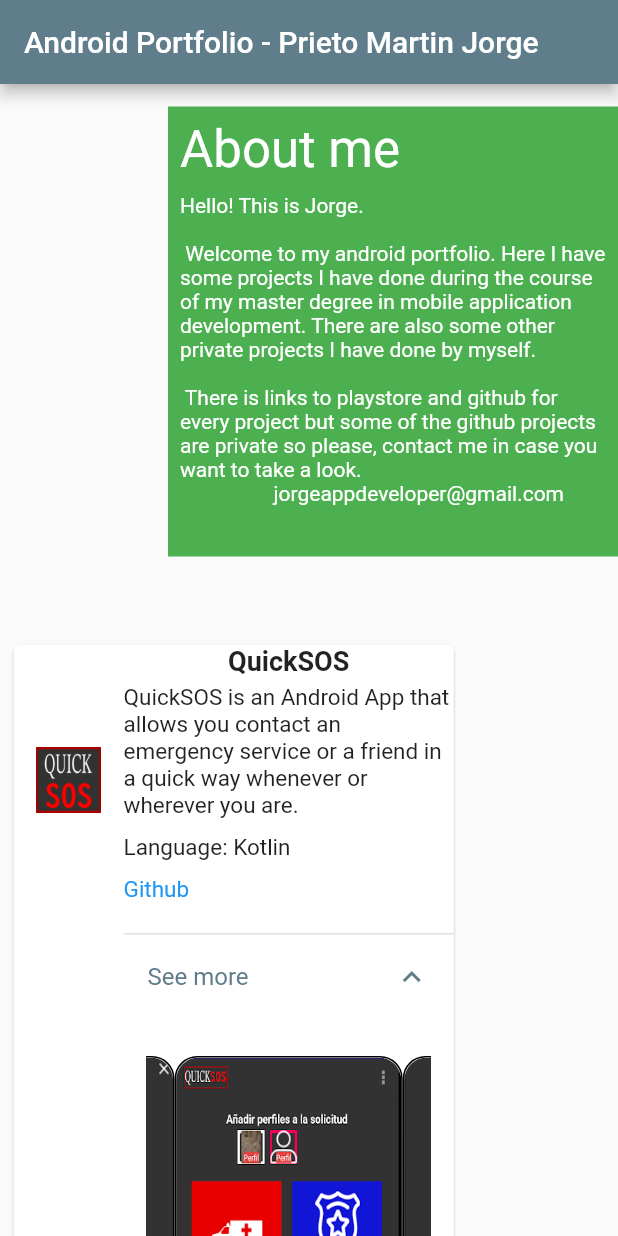
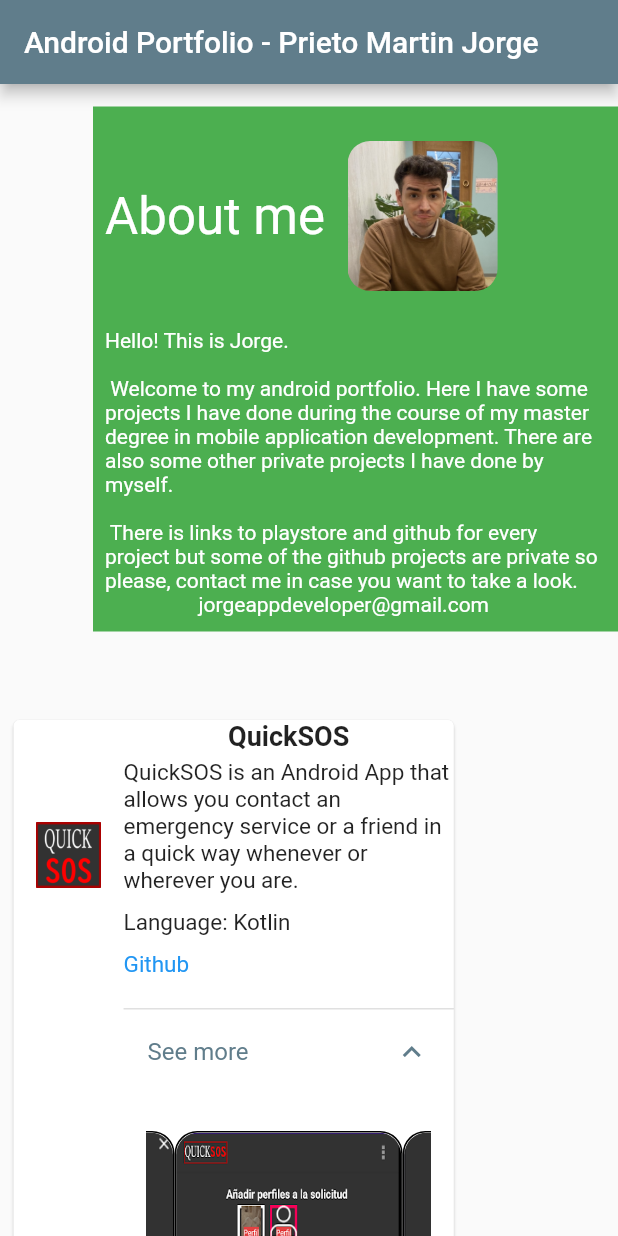
Before and after one commit to jorgeprieto1988/portfolio, a Flutter app: the screen it shows after launch, after a tap on "See more", on a phone screen of 412 x 824 dp. Run offline on Flutter 3.47's test engine with Material 2 defaults, Android fonts, the phone set to English and light mode, and no system bars; drawn by our look-alikes of carousel_slider.

Commit message:
add images

```diff
--- a/lib/main.dart
+++ b/lib/main.dart
@@ -54,18 +54,35 @@ class MyHomePage extends StatelessWidget {
                   topLeft: Radius.circular(100.0),
                   bottomLeft: Radius.circular(100.0)),
             ),
-            constraints: BoxConstraints.expand(height: 300, width: 300),
+            constraints: BoxConstraints.expand(height: 350, width: 350),
             padding: const EdgeInsets.all(8.0),
             color: Colors.green,
             alignment: Alignment.topLeft,
             child: Column(
                 crossAxisAlignment: CrossAxisAlignment.start,
                 children: <Widget>[
-                  Text('About me',
-                      style: Theme.of(context)
-                          .textTheme
-                          .headline4!
-                          .copyWith(color: Colors.white)),
+                  Row(children: <Widget>[
+                    Text('About me',
+                        style: Theme.of(context)
+                            .textTheme
+                            .headline4!
+                            .copyWith(color: Colors.white)),
+                    Align(
+                        alignment: Alignment.center,
+                        child: Container(
+                            height: 100,
+                            width: 100,
+                            decoration: BoxDecoration(
+                              borderRadius: BorderRadius.circular(40),
+                            ),
+                            margin: const EdgeInsets.all(15),
+                            child: ClipRRect(
+                                borderRadius: BorderRadius.circular(15),
+                                child: Image(
+                                    fit: BoxFit.fill,
+                                    image: AssetImage(
+                                        "images/portfolioandroid3.png"))))),
+                  ]),
                   SizedBox(
                     height: 10.0,
                   ),
@@ -73,7 +90,7 @@ class MyHomePage extends StatelessWidget {
                   \n Welcome to my android portfolio. Here I have some projects I have done during the course of my master degree in mobile application development. There are also some other private projects I have done by myself.
                   \n There is links to playstore and github for every project but some of the github projects are private so please, contact me in case you want to take a look.
                   jorgeappdeveloper@gmail.com''',
-                      style: TextStyle(color: Colors.white))
+                      style: TextStyle(color: Colors.white)),
                 ])));
   }
 }
```
Also changed, not shown: images/portfolioandroid.png (added), images/portfolioandroid2.jpg (added), images/portfolioandroid3.png (added), 1 other file.
